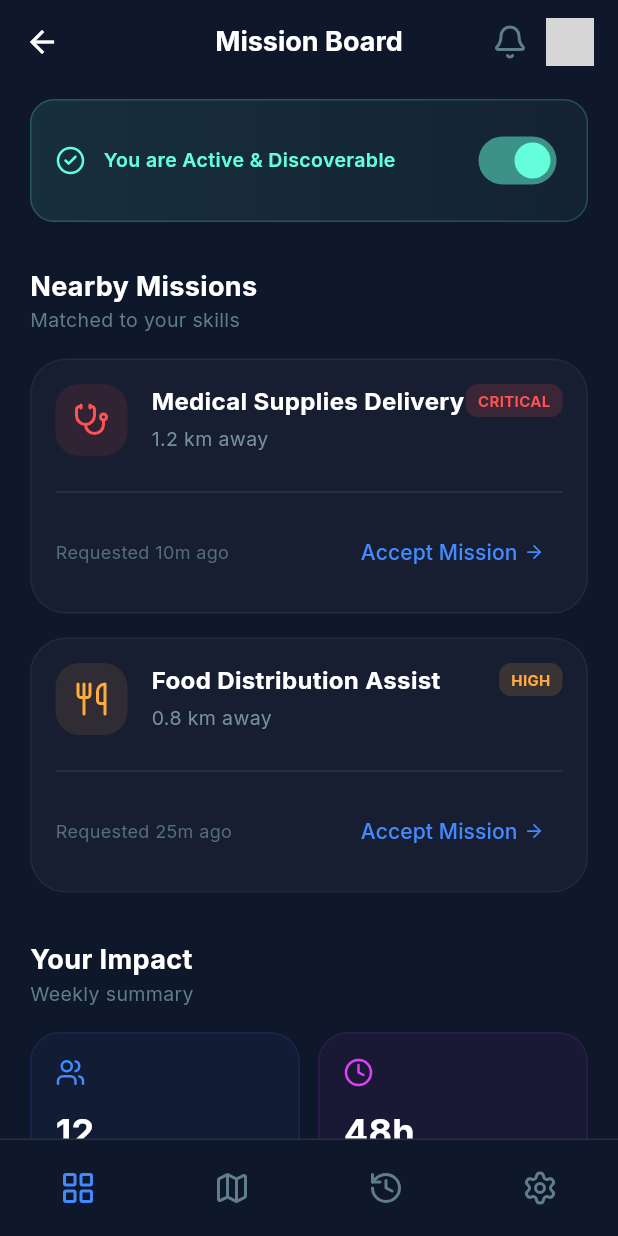
After one commit to MONSTER4REX/Resource-Radar-AI, a Flutter app: the MissionBoardScreen screen opened directly, on a phone screen of 412 x 824 dp. The commit adds this screen. Run offline on Flutter 3.47's test engine with Material 3 defaults, Android fonts, the phone set to English and light mode, and no system bars; our stand-ins replace cloud_firestore, connectivity_plus, firebase_auth, firebase_core, firebase_storage, flutter_animate and 6 more; accounts and stored records are empty; network calls fail; project files that could hold a hidden picture were left out; grey boxes are pictures that could not be loaded.

Commit message:
feat: implement volunteer app, coordinator dashboard map, and fix all analyzer errors

```diff
--- a/apps/field-agent/lib/main.dart
+++ b/apps/field-agent/lib/main.dart
@@ -6,7 +6,7 @@ import 'package:google_fonts/google_fonts.dart';
 import 'constants/app_theme.dart';
 import 'providers/signal_provider.dart';
 import 'firebase_options.dart';
-import 'screens/home_screen.dart';
+import 'widgets/auth_gate.dart';
 
 void main() async {
   try {
@@ -73,7 +73,7 @@ class ResourceRadarApp extends StatelessWidget {
           ),
           scaffoldBackgroundColor: AppColors.background,
         ),
-        home: const HomeScreen(),
+        home: const AuthGate(),
       ),
     );
   }
--- a/apps/field-agent/lib/screens/global_feed_screen.dart
+++ b/apps/field-agent/lib/screens/global_feed_screen.dart
@@ -293,7 +293,7 @@ class _GlobalSignalCard extends StatelessWidget {
     NeedType.medicine => LucideIcons.pill,
     NeedType.shelter => LucideIcons.house,
     NeedType.clothing => LucideIcons.shirt,
-    NeedType.other => LucideIcons.circleQuestionMark,
+    NeedType.other => LucideIcons.info,
   };
 
   String _needLabel(NeedType t) => t.name[0].toUpperCase() + t.name.substring(1);
--- a/apps/field-agent/lib/screens/past_reports_screen.dart
+++ b/apps/field-agent/lib/screens/past_reports_screen.dart
@@ -136,7 +136,7 @@ class _SignalCard extends StatelessWidget {
     NeedType.medicine => LucideIcons.pill,
     NeedType.shelter => LucideIcons.house,
     NeedType.clothing => LucideIcons.shirt,
-    NeedType.other => LucideIcons.circleQuestionMark,
+    NeedType.other => LucideIcons.info,
   };
 
   String _needLabel(NeedType t) => t.name[0].toUpperCase() + t.name.substring(1);
--- a/apps/field-agent/lib/widgets/need_type_grid.dart
+++ b/apps/field-agent/lib/widgets/need_type_grid.dart
@@ -42,7 +42,7 @@ class NeedTypeGrid extends StatelessWidget {
     NeedType.medicine => LucideIcons.pill,
     NeedType.shelter => LucideIcons.house,
     NeedType.clothing => LucideIcons.shirt,
-    NeedType.other => LucideIcons.circleQuestionMark,
+    NeedType.other => LucideIcons.info,
   };
 
   String _label(NeedType t) => switch (t) {
--- a/apps/field-agent/pubspec.yaml
+++ b/apps/field-agent/pubspec.yaml
@@ -25,6 +25,7 @@ dependencies:
   flutter_image_compress: any
   path_provider: any
   uuid: any
+  local_auth: any
 
   # State Management
   provider: any
--- /dev/null
+++ b/apps/volunteer/lib/screens/mission_board.dart
@@ -0,0 +1,249 @@
+import 'package:flutter/material.dart';
+import 'package:lucide_icons_flutter/lucide_icons.dart';
+
+class MissionBoardScreen extends StatelessWidget {
+  const MissionBoardScreen({super.key});
+
+  @override
+  Widget build(BuildContext context) {
+    return Scaffold(
+      backgroundColor: const Color(0xFF0F172A),
+      appBar: AppBar(
+        backgroundColor: Colors.transparent,
+        elevation: 0,
+        title: const Text(
+          'Mission Board',
+          style: TextStyle(fontWeight: FontWeight.bold, color: Colors.white),
+        ),
+        actions: [
+          IconButton(
+            icon: const Icon(LucideIcons.bell, color: Colors.blueGrey),
+            onPressed: () {},
+          ),
+          const CircleAvatar(
+            radius: 16,
+            backgroundImage: NetworkImage('https://i.pravatar.cc/150?u=vol1'),
+          ),
+          const SizedBox(width: 16),
+        ],
+      ),
+      body: Column(
+        children: [
+          _buildStatusBanner(),
+          Expanded(
+            child: ListView(
+              padding: const EdgeInsets.all(20),
+              children: [
+                _buildSectionHeader('Nearby Missions', 'Matched to your skills'),
+                const SizedBox(height: 16),
+                _buildMissionCard(
+                  title: 'Medical Supplies Delivery',
+                  distance: '1.2 km away',
+                  urgency: 'Critical',
+                  time: 'Requested 10m ago',
+                  icon: LucideIcons.stethoscope,
+                  color: Colors.redAccent,
+                ),
+                const SizedBox(height: 16),
+                _buildMissionCard(
+                  title: 'Food Distribution Assist',
+                  distance: '0.8 km away',
+                  urgency: 'High',
+                  time: 'Requested 25m ago',
+                  icon: LucideIcons.utensils,
+                  color: Colors.orangeAccent,
+                ),
+                const SizedBox(height: 32),
+                _buildSectionHeader('Your Impact', 'Weekly summary'),
+                const SizedBox(height: 16),
+                _buildImpactStats(),
+              ],
+            ),
+          ),
+        ],
+      ),
+      bottomNavigationBar: _buildBottomNav(),
+    );
+  }
+
+  Widget _buildStatusBanner() {
+    return Container(
+      margin: const EdgeInsets.symmetric(horizontal: 20, vertical: 10),
+      padding: const EdgeInsets.all(16),
+      decoration: BoxDecoration(
+        gradient: LinearGradient(
+          colors: [Colors.tealAccent.withOpacity(0.1), Colors.tealAccent.withOpacity(0.05)],
+        ),
+        borderRadius: BorderRadius.circular(16),
+        border: Border.all(color: Colors.tealAccent.withOpacity(0.2)),
+      ),
+      child: Row(
+        children: [
+          const Icon(LucideIcons.circleCheck, color: Colors.tealAccent, size: 20),
+          const SizedBox(width: 12),
+          const Expanded(
+            child: Text(
+              'You are Active & Discoverable',
+              style: TextStyle(color: Colors.tealAccent, fontWeight: FontWeight.w600, fontSize: 13),
+            ),
+          ),
+          Switch(
+            value: true,
+            onChanged: (v) {},
+            activeColor: Colors.tealAccent,
+          ),
+        ],
+      ),
+    );
+  }
+
+  Widget _buildSectionHeader(String title, String subtitle) {
+    return Column(
+      crossAxisAlignment: CrossAxisAlignment.start,
+      children: [
+        Text(
+          title,
+          style: const TextStyle(fontSize: 18, fontWeight: FontWeight.bold, color: Colors.white),
+        ),
+        Text(
+          subtitle,
+          style: TextStyle(fontSize: 13, color: Colors.blueGrey[500]),
+        ),
+      ],
+    );
+  }
+
+  Widget _buildMissionCard({
+    required String title,
+    required String distance,
+    required String urgency,
+    required String time,
+    required IconData icon,
+    required Color color,
+  }) {
+    return Container(
+      padding: const EdgeInsets.all(16),
+      decoration: BoxDecoration(
+        color: Colors.white.withOpacity(0.03),
+        borderRadius: BorderRadius.circular(24),
+        border: Border.all(color: Colors.white.withOpacity(0.05)),
+      ),
+      child: Column(
+        children: [
+          Row(
+            crossAxisAlignment: CrossAxisAlignment.start,
+            children: [
+              Container(
+                padding: const EdgeInsets.all(12),
+                decoration: BoxDecoration(
+                  color: color.withOpacity(0.1),
+                  borderRadius: BorderRadius.circular(16),
+                ),
+                child: Icon(icon, color: color, size: 24),
+              ),
+              const SizedBox(width: 16),
+              Expanded(
+                child: Column(
+                  crossAxisAlignment: CrossAxisAlignment.start,
+                  children: [
+                    Text(
+                      title,
+                      style: const TextStyle(color: Colors.white, fontWeight: FontWeight.bold, fontSize: 16),
+                    ),
+                    const SizedBox(height: 4),
+                    Text(
+                      distance,
+                      style: TextStyle(color: Colors.blueGrey[400], fontSize: 13),
+                    ),
+                  ],
+                ),
+              ),
+              Container(
+                padding: const EdgeInsets.symmetric(horizontal: 8, vertical: 4),
+                decoration: BoxDecoration(
+                  color: color.withOpacity(0.15),
+                  borderRadius: BorderRadius.circular(8),
+                ),
+                child: Text(
+                  urgency.toUpperCase(),
+                  style: TextStyle(color: color, fontSize: 10, fontWeight: FontWeight.bold),
+                ),
+              ),
+            ],
+          ),
+          const SizedBox(height: 16),
+          const Divider(color: Colors.white10),
+          const SizedBox(height: 8),
+          Row(
+            mainAxisAlignment: MainAxisAlignment.spaceBetween,
+            children: [
+              Text(time, style: TextStyle(color: Colors.blueGrey[600], fontSize: 12)),
+              TextButton(
+                onPressed: () {},
+                style: TextButton.styleFrom(foregroundColor: Colors.blueAccent),
+                child: const Row(
+                  children: [
+                    Text('Accept Mission'),
+                    SizedBox(width: 4),
+                    Icon(LucideIcons.arrowRight, size: 14),
+                  ],
+                ),
+              ),
+            ],
+          ),
+        ],
+      ),
+    );
+  }
+
+  Widget _buildImpactStats() {
+    return Row(
+      children: [
+        _buildStatCard('12', 'Assists', LucideIcons.users, Colors.blueAccent),
+        const SizedBox(width: 12),
+        _buildStatCard('48h', 'Volunteered', LucideIcons.clock, Colors.purpleAccent),
+      ],
+    );
+  }
+
+  Widget _buildStatCard(String val, String label, IconData icon, Color color) {
+    return Expanded(
+      child: Container(
+        padding: const EdgeInsets.all(16),
+        decoration: BoxDecoration(
+          color: color.withOpacity(0.05),
+          borderRadius: BorderRadius.circular(20),
+          border: Border.all(color: color.withOpacity(0.1)),
+        ),
+        child: Column(
+          crossAxisAlignment: CrossAxisAlignment.start,
+          children: [
+            Icon(icon, color: color, size: 20),
+            const SizedBox(height: 12),
+            Text(val, style: const TextStyle(color: Colors.white, fontSize: 24, fontWeight: FontWeight.bold)),
+            Text(label, style: TextStyle(color: Colors.blueGrey[500], fontSize: 13)),
+          ],
+        ),
+      ),
+    );
+  }
+
+  Widget _buildBottomNav() {
+    return Container(
+      padding: const EdgeInsets.symmetric(vertical: 20, horizontal: 40),
+      decoration: const BoxDecoration(
+        color: Color(0xFF0F172A),
+        border: Border(top: BorderSide(color: Colors.white10)),
+      ),
+      child: Row(
+        mainAxisAlignment: MainAxisAlignment.spaceBetween,
+        children: [
+          Icon(LucideIcons.layoutGrid, color: Colors.blueAccent),
+          Icon(LucideIcons.map, color: Colors.blueGrey),
+          Icon(LucideIcons.history, color: Colors.blueGrey),
+          Icon(LucideIcons.settings, color: Colors.blueGrey),
+        ],
+      ),
+    );
+  }
+}
```
Also changed, not shown: apps/field-agent/lib/services/bio_auth_service.dart (added, +42 -0 lines), apps/field-agent/lib/services/signal_service.dart (+25 -5 lines), apps/field-agent/lib/widgets/auth_gate.dart (added, +88 -0 lines), apps/volunteer/lib/main.dart (added, +36 -0 lines), apps/volunteer/lib/screens/registration_screen.dart (added, +191 -0 lines), apps/volunteer/pubspec.yaml (+26 -2 lines), apps/field-agent/pubspec.lock, apps/volunteer/pubspec.lock (added), 10 other files.
